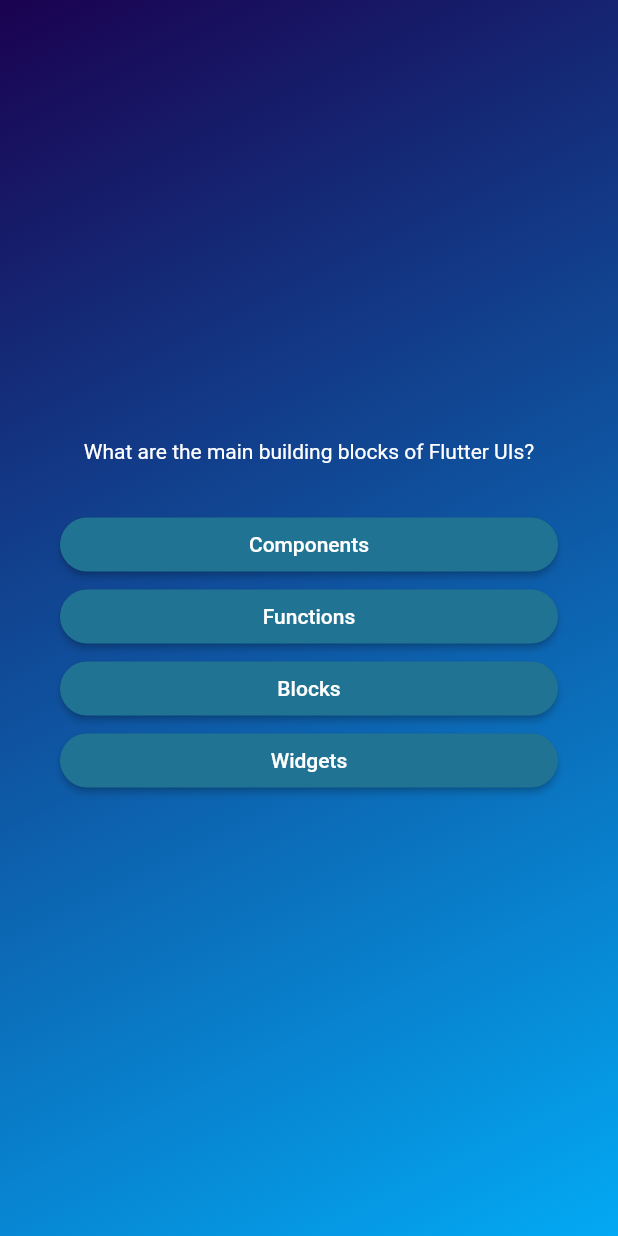
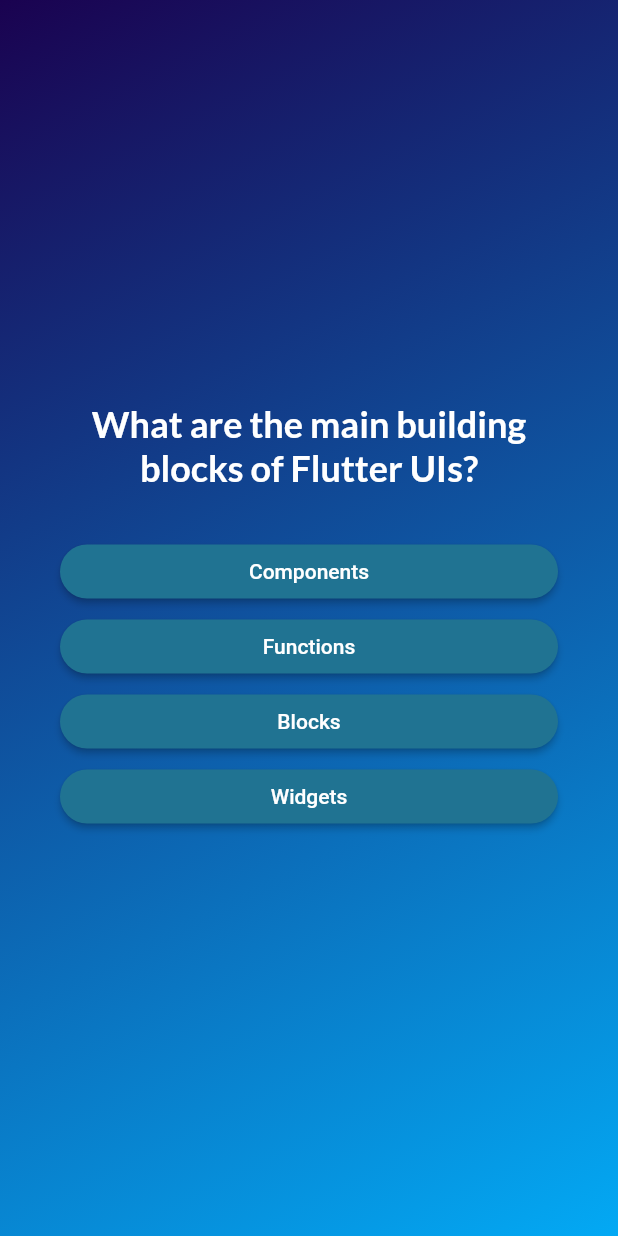
Before and after one commit to mfpullen22/quiz_app, a Flutter app: the screen it shows after launch, after a tap on "Start Quiz", on a phone screen of 412 x 824 dp. Run offline on Flutter 3.47's test engine with Material 2 defaults, Android fonts, the phone set to English and light mode, and no system bars; our stand-ins replace google_fonts.

Commit message:
Tweaked styling a little by adding fonts

```diff
--- a/lib/answer_button.dart
+++ b/lib/answer_button.dart
@@ -8,7 +8,9 @@ class AnswerButton extends StatelessWidget {
 
   @override
   Widget build(BuildContext context) {
-    return ElevatedButton(
+    return Container(
+      margin: const EdgeInsets.symmetric(vertical: 1),
+      child: ElevatedButton(
         onPressed: onTap,
         style: ElevatedButton.styleFrom(
           padding: const EdgeInsets.symmetric(vertical: 10, horizontal: 40),
@@ -18,7 +20,11 @@ class AnswerButton extends StatelessWidget {
             borderRadius: BorderRadius.circular(40),
           ),
         ),
-      child: Text(answerText),
+        child: Text(
+          answerText,
+          textAlign: TextAlign.center,
+        ),
+      ),
     );
   }
 }
--- a/lib/questions_screen.dart
+++ b/lib/questions_screen.dart
@@ -1,6 +1,7 @@
 import "package:flutter/material.dart";
 import "package:flutter_complete_guide/answer_button.dart";
 import "package:flutter_complete_guide/data/questions.dart";
+import "package:google_fonts/google_fonts.dart";
 
 class QuestionsScreen extends StatefulWidget {
   const QuestionsScreen({super.key});
@@ -32,7 +33,11 @@ class _QuestionsScreenState extends State<QuestionsScreen> {
           children: [
             Text(
               currentQuestion.text,
-              style: const TextStyle(color: Colors.white),
+              style: GoogleFonts.lato(
+                color: Colors.white,
+                fontSize: 24,
+                fontWeight: FontWeight.bold,
+              ),
               textAlign: TextAlign.center,
             ),
             const SizedBox(height: 30),
--- a/lib/start_screen.dart
+++ b/lib/start_screen.dart
@@ -1,4 +1,5 @@
 import "package:flutter/material.dart";
+import "package:google_fonts/google_fonts.dart";
 
 class StartScreen extends StatelessWidget {
   const StartScreen(this.startQuiz, {super.key});
@@ -14,9 +15,12 @@ class StartScreen extends StatelessWidget {
           Image.asset("assets/images/quiz-logo.png",
               width: 300, color: const Color.fromARGB(150, 255, 255, 255)),
           const SizedBox(height: 60),
-          const Text(
+          Text(
             "Learn Flutter the fun way!",
-            style: TextStyle(color: Colors.white, fontSize: 24),
+            style: GoogleFonts.lato(
+              color: Colors.white,
+              fontSize: 24,
+            ),
           ),
           const SizedBox(height: 30),
           OutlinedButton.icon(
--- a/pubspec.yaml
+++ b/pubspec.yaml
@@ -28,6 +28,7 @@ dependencies:
   # The following adds the Cupertino Icons font to your application.
   # Use with the CupertinoIcons class for iOS style icons.
   cupertino_icons: ^1.0.2
+  google_fonts: ^6.1.0
 
 dev_dependencies:
   flutter_lints: ^1.0.4
```
Also changed, not shown: pubspec.lock, 28 other files. Lines whose indentation alone changed are shown as unchanged.
